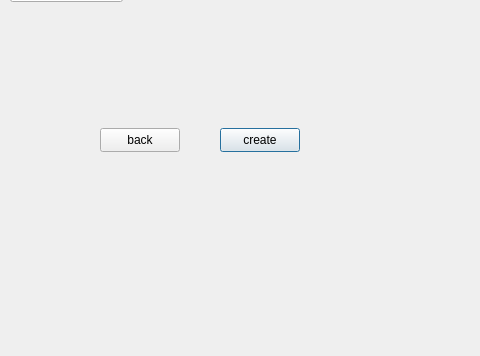
First picture: the form in iut/createwallet.ui, repository Ps3383/iut_wallet, before the edit; both pictures show x 180 to 660 and y 112 to 468 of the 799 by 468 pixel window.
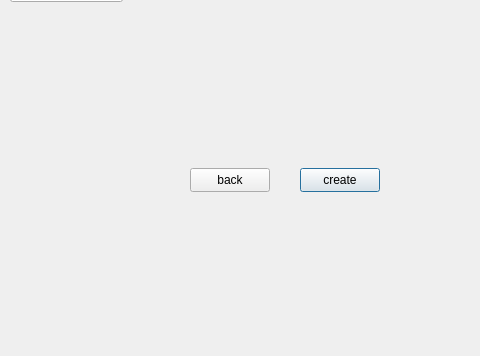
Second picture: the form after the edit. Icons and pictures are not drawn.

What changed in the file:
```diff
--- a/iut/createwallet.ui
+++ b/iut/createwallet.ui
@@ -39,8 +39,8 @@
   <widget class="QPushButton" name="create">
    <property name="geometry">
     <rect>
-     <x>400</x>
-     <y>240</y>
+     <x>480</x>
+     <y>280</y>
      <width>80</width>
      <height>24</height>
     </rect>
@@ -52,8 +52,8 @@
   <widget class="QPushButton" name="pushButton_2">
    <property name="geometry">
     <rect>
-     <x>280</x>
-     <y>240</y>
+     <x>370</x>
+     <y>280</y>
      <width>80</width>
      <height>24</height>
     </rect>
```
Left out of the diff: 48 changed lines with no effect on the pictures.
